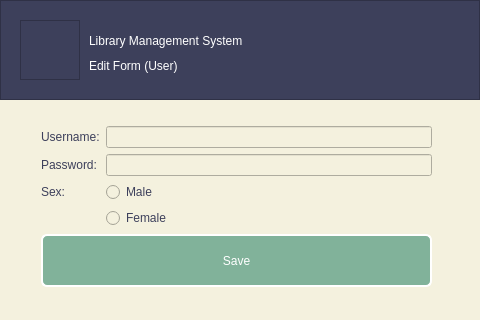
Before: the Qt Designer form edit_user_data.ui in kianmajl/Library, drawn with Qt 5.
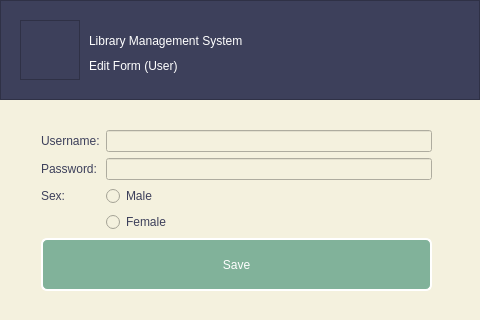
After: the same form once the commit is applied. Icons and pictures are not drawn.

Patch:
```diff
--- a/edit_user_data.ui
+++ b/edit_user_data.ui
@@ -111,7 +111,7 @@
    <property name="geometry">
     <rect>
      <x>41</x>
-     <y>126</y>
+     <y>130</y>
      <width>391</width>
      <height>161</height>
     </rect>
```
